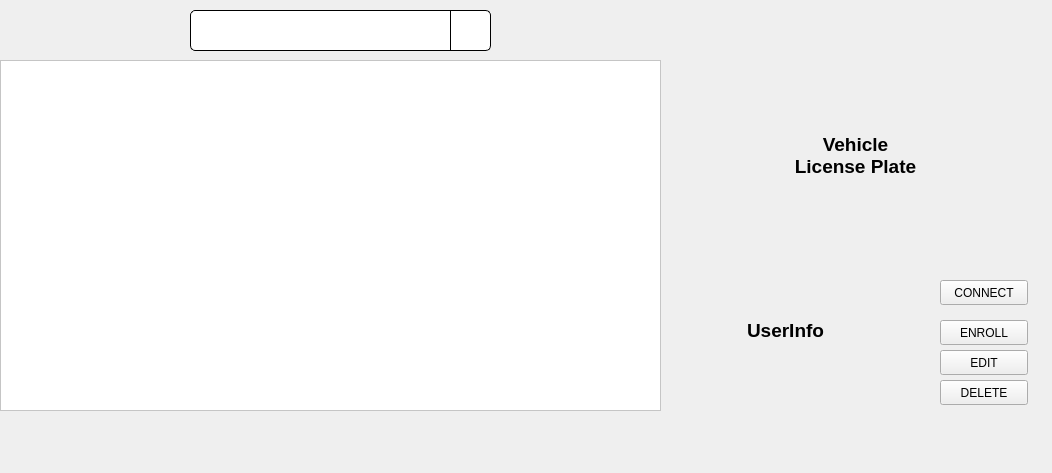
Old version of the form cctv_36/src/ui/search.ui in the repository VEDA-ThirtySix/PAMS-client.
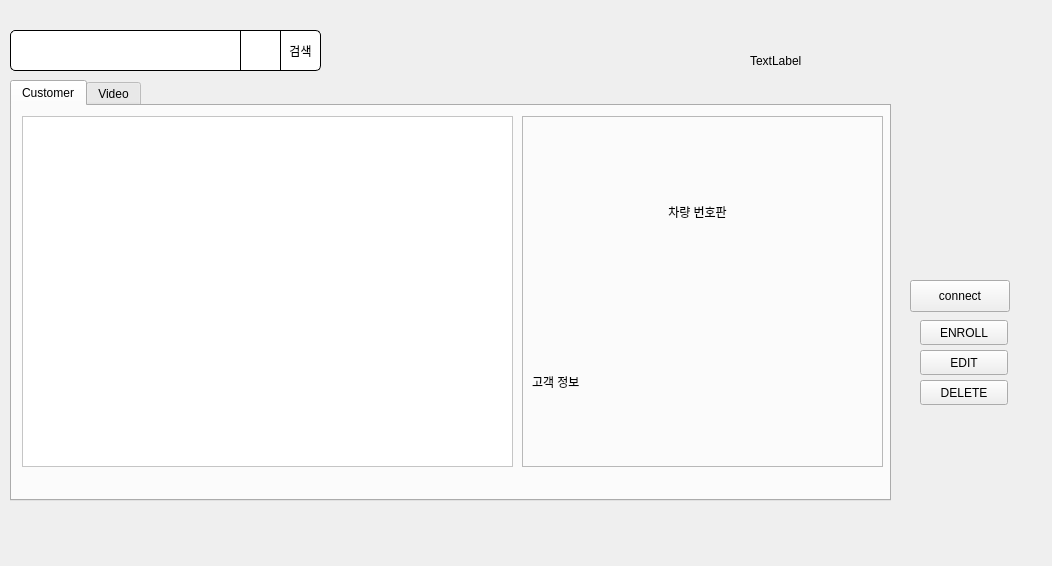
New version of the form. Icons and pictures are not drawn.

What changed in the file:
```diff
--- a/cctv_36/src/ui/search.ui
+++ b/cctv_36/src/ui/search.ui
@@ -7,104 +7,93 @@
     <x>0</x>
     <y>0</y>
     <width>1052</width>
-    <height>473</height>
+    <height>566</height>
    </rect>
   </property>
   <property name="windowTitle">
    <string>Form</string>
   </property>
-  <widget class="QPushButton" name="filterButton">
+  <widget class="QTabWidget" name="searchTabWidget">
    <property name="geometry">
     <rect>
-     <x>400</x>
-     <y>10</y>
-     <width>51</width>
-     <height>41</height>
+     <x>10</x>
+     <y>80</y>
+     <width>881</width>
+     <height>421</height>
     </rect>
    </property>
-   <property name="font">
-    <font>
-     <pointsize>10</pointsize>
-    </font>
-   </property>
    <property name="styleSheet">
-    <string notr="true">image: url(:/images/list.png);
-background-color: transparent;
-border:1px solid transparent;
+    <string notr="true">QTabWidget#searchTabWidget::pane {
+    background-color: rgb(255, 255, 255);
+    border: none;
+}
 
+QTabWidget#searchTabWidget &gt; QTabBar::tab {
+    font: 9pt &quot;Sans Serif&quot;;
+    background-color: rgba(154, 255, 195,0.5);
+    color: black;
+    padding: 0px;
+    margin-right: 5px;
+    width: 120px;
+    height: 30px;
+    background-repeat: no-repeat;
+    background-position: center;
+}
 
-border-top-right-radius: 5px; /* 오른쪽 위 모서리 */
-border-bottom-right-radius: 5px; /* 오른쪽 아래 모서리 */
-border-top-left-radius: 5px; /* 왼쪽 위 모서리 */
-border-bottom-left-radius: 5px; /* 왼쪽 아래 모서리 */</string>
-   </property>
-   <property name="text">
-    <string/>
-   </property>
-  </widget>
-  <widget class="QLineEdit" name="searchInput">
-   <property name="geometry">
-    <rect>
-     <x>190</x>
-     <y>10</y>
-     <width>261</width>
-     <height>41</height>
-    </rect>
-   </property>
-   <property name="styleSheet">
-    <string notr="true">background-color: rgb(255, 255, 255);
-border:1px solid rgb(0, 0, 0);
+QTabWidget#searchTabWidget &gt; QTabBar::tab:first {
+    background-color: rgba(154, 255, 195,0.5);
+    color: black;
+}
 
-border-top-right-radius: 0px; /* 오른쪽 위 모서리 */
-border-bottom-right-radius: 0px; /* 오른쪽 아래 모서리 */
-border-top-left-radius: 5px; /* 왼쪽 위 모서리 */
-border-bottom-left-radius: 5px; /* 왼쪽 아래 모서리 */</string>
-   </property>
-  </widget>
-  <widget class="QPushButton" name="searchButton">
-   <property name="geometry">
-    <rect>
-     <x>450</x>
-     <y>10</y>
-     <width>41</width>
-     <height>41</height>
-    </rect>
-   </property>
-   <property name="styleSheet">
-    <string notr="true">background-color: rgb(255, 255, 255);
-border:1px solid rgb(0, 0, 0);
+QTabWidget#searchTabWidget &gt; QTabBar::tab:first:selected {
+    background: none;
+    background-color: rgba(154, 255, 195,0.5);
+    background-image: transparent;
+    color: rgb(0, 0, 0);
+    font: 500 12pt &quot;Quicksand Medium&quot;;
+    padding: 0px;
+}
 
+QTabWidget#searchTabWidget &gt; QTabBar::tab:last {
+    background-color: rgba(154, 255, 195,0.1);
+    color: transparent;
+}
 
-border-top-right-radius: 5px; /* 오른쪽 위 모서리 */
-border-bottom-right-radius: 5px; /* 오른쪽 아래 모서리 */
-border-top-left-radius: 0; /* 왼쪽 위 모서리 */
-border-bottom-left-radius: 0; /* 왼쪽 아래 모서리 */</string>
+QTabWidget#searchTabWidget &gt; QTabBar::tab:last:selected {
+    background: none;
+    background-color: rgba(154, 255, 195,0.5);
+    background-image: none;
+    color: rgb(0, 0, 0);
+    font: 500 12pt &quot;Quicksand Medium&quot;;
+    padding: 0px;
+}
+
+QTabWidget#searchTabWidget &gt; QTabBar::tab:hover {
+    background: none;
+    background-color: rgba(154, 255, 195,0.1);
+    background-image: none;
+    color: rgb(255, 255, 255);
+    font: 500 10pt &quot;Quicksand Medium&quot;;
+}</string>
    </property>
-   <property name="text">
-    <string/>
+   <property name="currentIndex">
+    <number>0</number>
    </property>
-   <property name="icon">
-    <iconset resource="../../images.qrc">
-     <normaloff>:/images/search5.png</normaloff>:/images/search5.png</iconset>
-   </property>
-   <property name="iconSize">
-    <size>
-     <width>20</width>
-     <height>20</height>
-    </size>
-   </property>
-  </widget>
-  <widget class="QTableView" name="resultsTable">
-   <property name="geometry">
-    <rect>
-     <x>0</x>
-     <y>60</y>
-     <width>661</width>
-     <height>351</height>
-    </rect>
-   </property>
-   <property name="styleSheet">
-    <string notr="true">QTableView {
+   <widget class="QWidget" name="customerTab">
+    <attribute name="title">
+     <string>Customer</string>
+    </attribute>
+    <widget class="QTableView" name="customerTable">
+     <property name="geometry">
+      <rect>
+       <x>10</x>
+       <y>10</y>
+       <width>491</width>
+       <height>351</height>
+      </rect>
+     </property>
+     <property name="styleSheet">
+      <string notr="true">QTableView {
     background-color: rgb(255, 255, 255);
 }
 
@@ -115,40 +104,90 @@
     font-weight: bold;
     text-align: center;
 }</string>
-   </property>
-   <property name="inputMethodHints">
-    <set>Qt::InputMethodHint::ImhNone</set>
-   </property>
-   <property name="editTriggers">
-    <set>QAbstractItemView::EditTrigger::NoEditTriggers</set>
-   </property>
-   <property name="textElideMode">
-    <enum>Qt::TextElideMode::ElideLeft</enum>
-   </property>
-   <attribute name="horizontalHeaderCascadingSectionResizes">
-    <bool>false</bool>
-   </attribute>
-  </widget>
-  <widget class="QLabel" name="imageLabel">
-   <property name="geometry">
-    <rect>
-     <x>700</x>
-     <y>70</y>
-     <width>311</width>
-     <height>171</height>
-    </rect>
-   </property>
-   <property name="text">
-    <string>&lt;html&gt;&lt;head/&gt;&lt;body&gt;&lt;p align=&quot;center&quot;&gt;&lt;span style=&quot; font-size:14pt; font-weight:700;&quot;&gt;Vehicle&lt;br/&gt;License Plate&lt;/span&gt;&lt;/p&gt;&lt;/body&gt;&lt;/html&gt;</string>
-   </property>
-   <property name="alignment">
-    <set>Qt::AlignmentFlag::AlignCenter</set>
-   </property>
+     </property>
+    </widget>
+    <widget class="QFrame" name="frame">
+     <property name="geometry">
+      <rect>
+       <x>510</x>
+       <y>10</y>
+       <width>361</width>
+       <height>351</height>
+      </rect>
+     </property>
+     <property name="frameShape">
+      <enum>QFrame::Shape::StyledPanel</enum>
+     </property>
+     <property name="frameShadow">
+      <enum>QFrame::Shadow::Raised</enum>
+     </property>
+     <widget class="QLabel" name="imageLabel">
+      <property name="geometry">
+       <rect>
+        <x>10</x>
+        <y>10</y>
+        <width>331</width>
+        <height>171</height>
+       </rect>
+      </property>
+      <property name="text">
+       <string>차량 번호판</string>
+      </property>
+      <property name="alignment">
+       <set>Qt::AlignmentFlag::AlignCenter</set>
+      </property>
+     </widget>
+     <widget class="QLabel" name="textLabel">
+      <property name="geometry">
+       <rect>
+        <x>10</x>
+        <y>190</y>
+        <width>331</width>
+        <height>151</height>
+       </rect>
+      </property>
+      <property name="text">
+       <string>고객 정보</string>
+      </property>
+      <property name="alignment">
+       <set>Qt::AlignmentFlag::AlignLeading|Qt::AlignmentFlag::AlignLeft|Qt::AlignmentFlag::AlignVCenter</set>
+      </property>
+     </widget>
+    </widget>
+   </widget>
+   <widget class="QWidget" name="videoTab">
+    <attribute name="title">
+     <string>Video</string>
+    </attribute>
+    <widget class="QTableView" name="videoTable">
+     <property name="geometry">
+      <rect>
+       <x>0</x>
+       <y>10</y>
+       <width>851</width>
+       <height>351</height>
+      </rect>
+     </property>
+     <property name="styleSheet">
+      <string notr="true">QTableView {
+    background-color: rgb(255, 255, 255);
+}
+
+QHeaderView::section {
+    background-color: rgba(202,205,205,0.5);
+    border: 1px solid rgba(0, 0, 0, 0.5);
+    padding: 3px;
+    font-weight: bold;
+    text-align: center;
+}</string>
+     </property>
+    </widget>
+   </widget>
   </widget>
   <widget class="QPushButton" name="pushButton_edit">
    <property name="geometry">
     <rect>
-     <x>940</x>
+     <x>920</x>
      <y>350</y>
      <width>88</width>
      <height>25</height>
@@ -161,7 +200,7 @@
   <widget class="QPushButton" name="pushButton_delete">
    <property name="geometry">
     <rect>
-     <x>940</x>
+     <x>920</x>
      <y>380</y>
      <width>88</width>
      <height>25</height>
@@ -174,7 +213,7 @@
   <widget class="QPushButton" name="pushButton_enroll">
    <property name="geometry">
     <rect>
-     <x>940</x>
+     <x>920</x>
      <y>320</y>
      <width>88</width>
      <height>25</height>
@@ -184,43 +223,94 @@
     <string>ENROLL</string>
    </property>
   </widget>
-  <widget class="QLabel" name="textLabel">
+  <widget class="QPushButton" name="filterButton">
    <property name="geometry">
     <rect>
-     <x>710</x>
-     <y>250</y>
-     <width>151</width>
-     <height>161</height>
+     <x>240</x>
+     <y>30</y>
+     <width>41</width>
+     <height>41</height>
     </rect>
    </property>
+   <property name="styleSheet">
+    <string notr="true">background-color: rgb(255, 255, 255);
+border:1px solid rgb(0, 0, 0);
+border-top-right-radius: 0px;
+border-bottom-right-radius: 0px;
+border-top-left-radius: 0;
+border-bottom-left-radius: 0;</string>
+   </property>
    <property name="text">
-    <string>&lt;html&gt;&lt;head/&gt;&lt;body&gt;&lt;p align=&quot;center&quot;&gt;&lt;span style=&quot; font-size:14pt; font-weight:700;&quot;&gt;UserInfo&lt;/span&gt;&lt;/p&gt;&lt;/body&gt;&lt;/html&gt;</string>
+    <string/>
+   </property>
+   <property name="icon">
+    <iconset resource="../../images.qrc">
+     <normaloff>:/images/list.png</normaloff>:/images/list.png</iconset>
+   </property>
+  </widget>
+  <widget class="QLineEdit" name="searchInput">
+   <property name="geometry">
+    <rect>
+     <x>10</x>
+     <y>30</y>
+     <width>231</width>
+     <height>41</height>
+    </rect>
+   </property>
+   <property name="styleSheet">
+    <string notr="true">background-color: rgb(255, 255, 255);
+border:1px solid rgb(0, 0, 0);
+border-top-right-radius: 0px;
+border-bottom-right-radius: 0px;
+border-top-left-radius: 5px;
+border-bottom-left-radius: 5px;</string>
+   </property>
+  </widget>
+  <widget class="QPushButton" name="searchButton">
+   <property name="geometry">
+    <rect>
+     <x>280</x>
+     <y>30</y>
+     <width>41</width>
+     <height>41</height>
+    </rect>
+   </property>
+   <property name="styleSheet">
+    <string notr="true">background-color: rgb(255, 255, 255);
+border:1px solid rgb(0, 0, 0);
+border-top-right-radius: 5px;
+border-bottom-right-radius: 5px;
+border-top-left-radius: 0;
+border-bottom-left-radius: 0;</string>
+   </property>
+   <property name="text">
+    <string>검색</string>
    </property>
   </widget>
   <widget class="QPushButton" name="pushButton_connect">
    <property name="geometry">
     <rect>
-     <x>940</x>
+     <x>910</x>
      <y>280</y>
-     <width>88</width>
-     <height>25</height>
+     <width>100</width>
+     <height>32</height>
     </rect>
    </property>
    <property name="text">
-    <string>CONNECT</string>
+    <string>connect</string>
    </property>
   </widget>
   <widget class="QLabel" name="label_url">
    <property name="geometry">
     <rect>
-     <x>710</x>
-     <y>30</y>
-     <width>291</width>
-     <height>31</height>
+     <x>750</x>
+     <y>50</y>
+     <width>221</width>
+     <height>21</height>
     </rect>
    </property>
    <property name="text">
-    <string/>
+    <string>TextLabel</string>
    </property>
   </widget>
  </widget>
```
